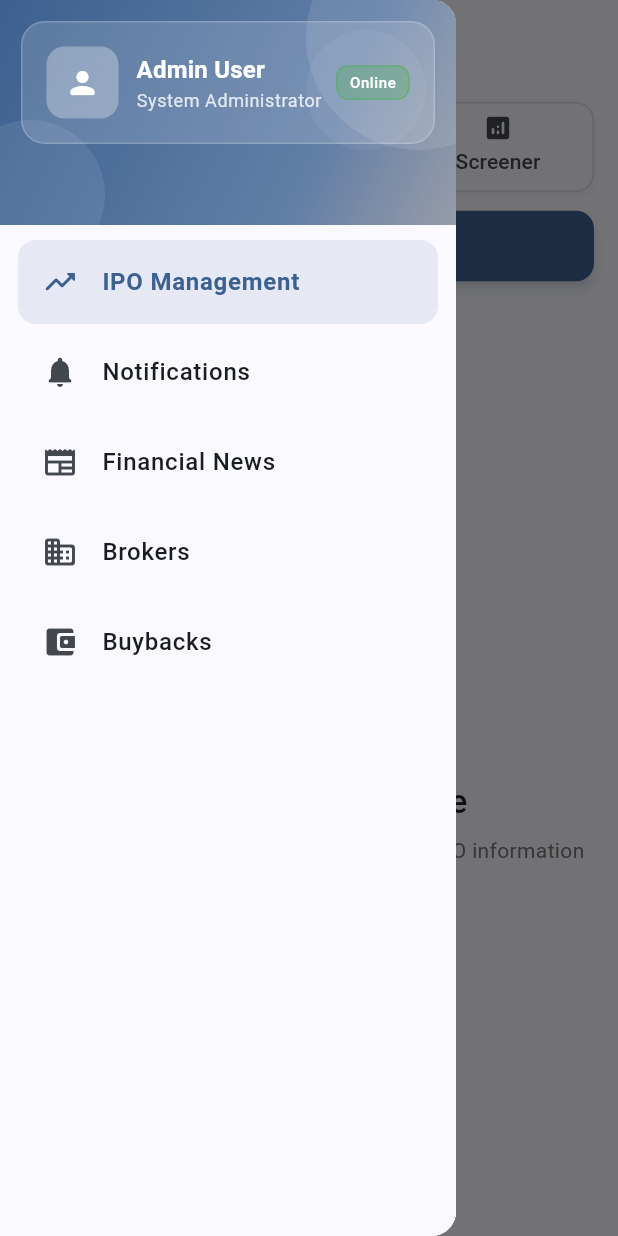
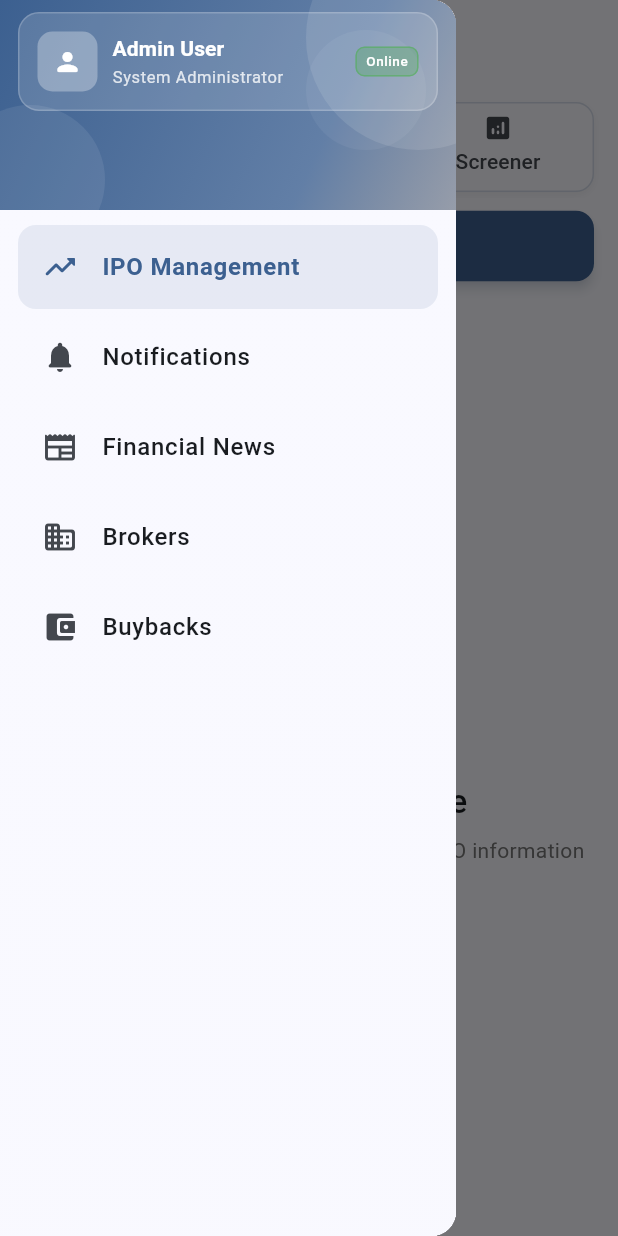
Before and after one commit to secretdeveloper90/ipoedge-scraping-app, a Flutter app: the screen it shows after launch, with the side drawer open, on a phone screen of 412 x 824 dp. Run offline on Flutter 3.47's test engine with Material 3 defaults, Android fonts, the phone set to English and light mode, and no system bars; our stand-ins replace cloud_firestore, firebase_core; accounts and stored records are empty.

Commit message:
fixed overlfow issue

```diff
--- a/lib/screens/home_screen.dart
+++ b/lib/screens/home_screen.dart
@@ -215,7 +215,10 @@ class _HomeScreenState extends State<HomeScreen> {
 
   Widget _buildDrawerHeader(BuildContext context, ColorScheme colorScheme) {
     return Container(
-      height: 150,
+      constraints: const BoxConstraints(
+        minHeight: 140,
+        maxHeight: 180,
+      ),
       decoration: BoxDecoration(
         gradient: LinearGradient(
           begin: Alignment.topLeft,
@@ -267,19 +270,23 @@ class _HomeScreenState extends State<HomeScreen> {
               ),
             ),
           ),
-          // Main content
+          // Main content with proper overflow handling
           SafeArea(
-            child: Padding(
-              padding: const EdgeInsets.all(14),
+            child: Container(
+              width: double.infinity,
+              padding: const EdgeInsets.symmetric(horizontal: 12, vertical: 8),
               child: Column(
+                mainAxisAlignment: MainAxisAlignment.center,
                 crossAxisAlignment: CrossAxisAlignment.start,
+                mainAxisSize: MainAxisSize.min,
                 children: [
-                  // User profile section
-                  Container(
-                    padding: const EdgeInsets.all(16),
+                  // User profile section with flexible sizing
+                  Flexible(
+                    child: Container(
+                      padding: const EdgeInsets.all(12),
                       decoration: BoxDecoration(
                         color: Colors.white.withOpacity(0.15),
-                      borderRadius: BorderRadius.circular(16),
+                        borderRadius: BorderRadius.circular(14),
                         border: Border.all(
                           color: Colors.white.withOpacity(0.2),
                           width: 1,
@@ -288,33 +295,37 @@ class _HomeScreenState extends State<HomeScreen> {
                       child: Row(
                         children: [
                           Container(
-                          width: 48,
-                          height: 48,
+                            width: 40,
+                            height: 40,
                             decoration: BoxDecoration(
                               color: Colors.white.withOpacity(0.3),
-                            borderRadius: BorderRadius.circular(12),
+                              borderRadius: BorderRadius.circular(10),
                             ),
                             child: const Icon(
                               Icons.person_rounded,
                               color: Colors.white,
-                            size: 24,
+                              size: 20,
                             ),
                           ),
-                        const SizedBox(width: 12),
+                          const SizedBox(width: 10),
                           Expanded(
                             child: Column(
                               crossAxisAlignment: CrossAxisAlignment.start,
+                              mainAxisSize: MainAxisSize.min,
                               children: [
                                 Text(
                                   'Admin User',
                                   style: Theme.of(context)
                                       .textTheme
-                                    .titleMedium
+                                      .titleSmall
                                       ?.copyWith(
                                         color: Colors.white,
                                         fontWeight: FontWeight.w600,
                                       ),
+                                  overflow: TextOverflow.ellipsis,
+                                  maxLines: 1,
                                 ),
+                                const SizedBox(height: 2),
                                 Text(
                                   'System Administrator',
                                   style: Theme.of(context)
@@ -323,17 +334,20 @@ class _HomeScreenState extends State<HomeScreen> {
                                       ?.copyWith(
                                         color: Colors.white.withOpacity(0.8),
                                         fontWeight: FontWeight.w400,
+                                        fontSize: 11,
                                       ),
+                                  overflow: TextOverflow.ellipsis,
+                                  maxLines: 1,
                                 ),
                               ],
                             ),
                           ),
                           Container(
                             padding: const EdgeInsets.symmetric(
-                              horizontal: 8, vertical: 4),
+                                horizontal: 6, vertical: 3),
                             decoration: BoxDecoration(
                               color: Colors.green.withOpacity(0.3),
-                            borderRadius: BorderRadius.circular(8),
+                              borderRadius: BorderRadius.circular(6),
                               border: Border.all(
                                 color: Colors.green.withOpacity(0.5),
                                 width: 1,
@@ -341,15 +355,18 @@ class _HomeScreenState extends State<HomeScreen> {
                             ),
                             child: Text(
                               'Online',
-                            style:
-                                Theme.of(context).textTheme.bodySmall?.copyWith(
+                              style: Theme.of(context)
+                                  .textTheme
+                                  .bodySmall
+                                  ?.copyWith(
                                     color: Colors.white,
                                     fontWeight: FontWeight.w500,
-                                      fontSize: 10,
+                                    fontSize: 9,
                                   ),
                             ),
                           ),
                         ],
+                      ),
                     ),
                   ),
                 ],
```
Lines whose indentation alone changed are shown as unchanged.
